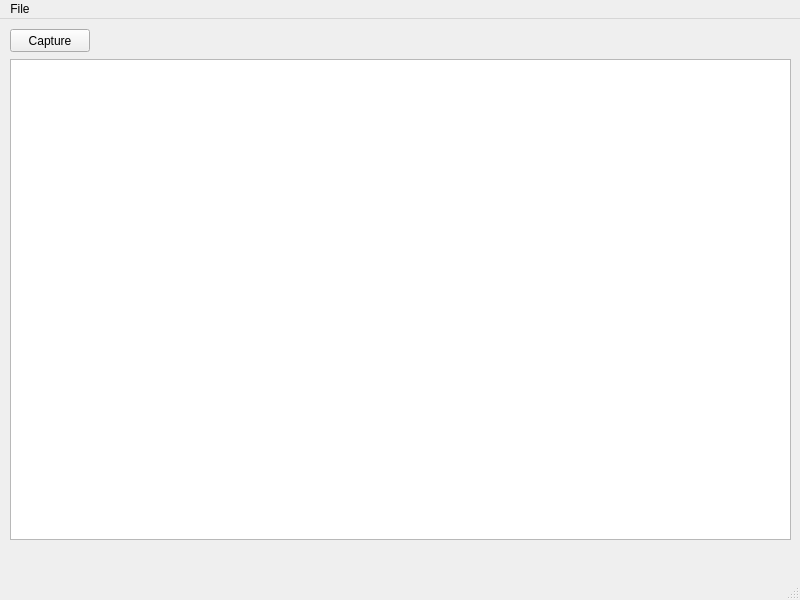
Before: the Qt Designer form test.ui in jimfinnis/pyqttest, drawn with Qt 5.
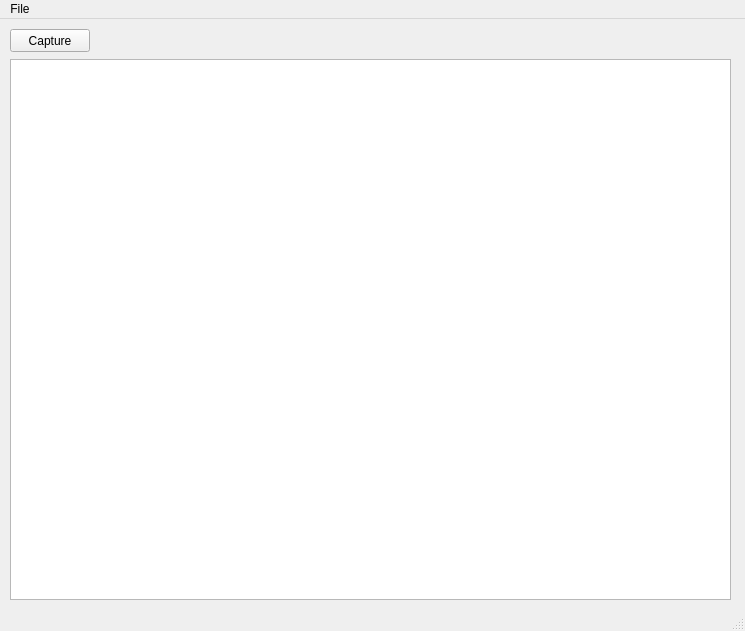
After: the same form once the commit is applied.

The edit to the form file:
```diff
--- a/test.ui
+++ b/test.ui
@@ -6,8 +6,8 @@
    <rect>
     <x>0</x>
     <y>0</y>
-    <width>800</width>
-    <height>600</height>
+    <width>745</width>
+    <height>631</height>
    </rect>
   </property>
   <property name="windowTitle">
@@ -32,8 +32,8 @@
      <rect>
       <x>10</x>
       <y>40</y>
-      <width>781</width>
-      <height>481</height>
+      <width>721</width>
+      <height>541</height>
      </rect>
     </property>
    </widget>
@@ -43,7 +43,7 @@
     <rect>
      <x>0</x>
      <y>0</y>
-     <width>800</width>
+     <width>745</width>
      <height>20</height>
     </rect>
    </property>
```
Left out of the diff: 2 changed lines with no effect on the pictures.
